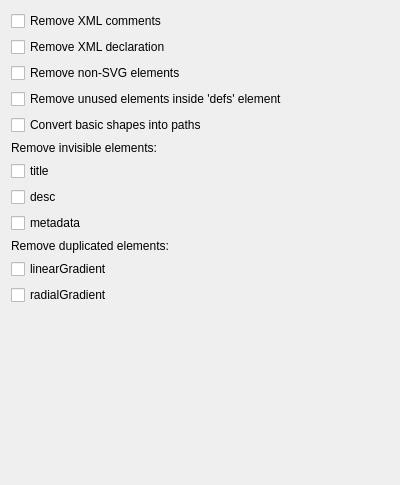
First picture: the form in src/preferences/elementspage.ui, repository RazrFalcon/svgcleaner-gui, before the edit.
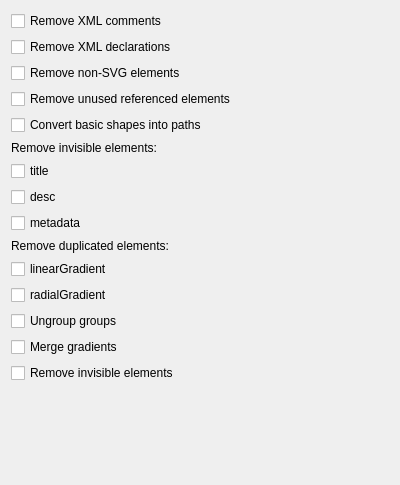
Second picture: the form after the edit.

```diff
--- a/src/preferences/elementspage.ui
+++ b/src/preferences/elementspage.ui
@@ -24,7 +24,7 @@
    <item>
     <widget class="QCheckBox" name="chBoxRmDeclaration">
      <property name="text">
-      <string>Remove XML declaration</string>
+      <string>Remove XML declarations</string>
      </property>
     </widget>
    </item>
@@ -38,7 +38,7 @@
    <item>
     <widget class="QCheckBox" name="chBoxRmUnusedDefs">
      <property name="text">
-      <string>Remove unused elements inside 'defs' element</string>
+      <string>Remove unused referenced elements</string>
      </property>
     </widget>
    </item>
@@ -106,6 +106,27 @@
      </item>
     </layout>
    </item>
+   <item>
+    <widget class="QCheckBox" name="chBoxUngroupGroups">
+     <property name="text">
+      <string>Ungroup groups</string>
+     </property>
+    </widget>
+   </item>
+   <item>
+    <widget class="QCheckBox" name="chBoxMergeGradients">
+     <property name="text">
+      <string>Merge gradients</string>
+     </property>
+    </widget>
+   </item>
+   <item>
+    <widget class="QCheckBox" name="chBoxRmInvisible">
+     <property name="text">
+      <string>Remove invisible elements</string>
+     </property>
+    </widget>
+   </item>
    <item>
     <spacer name="verticalSpacer">
      <property name="orientation">
```
